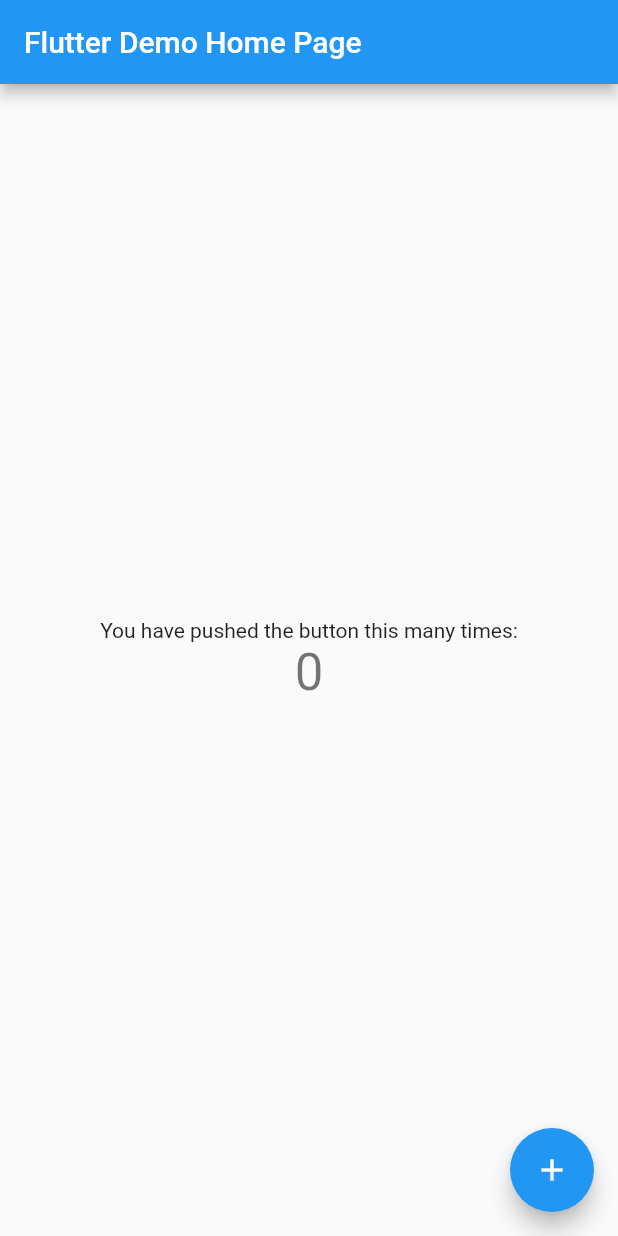
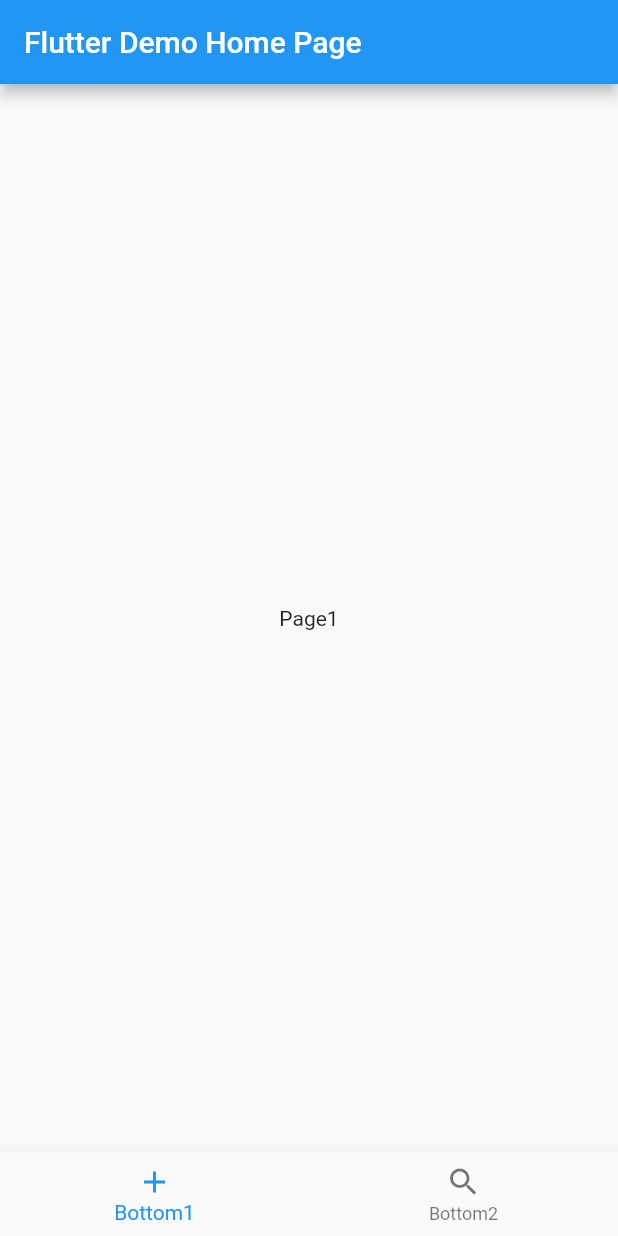
Before and after one commit to ThiagoEvoa/dojo_flutter, a Flutter app: the screen it shows after launch, on a phone screen of 412 x 824 dp. Run offline on Flutter 3.47's test engine with Material 2 defaults, Android fonts, the phone set to English and light mode, and no system bars.

Commit message:
Commit bottom_navigation

```diff
--- a/treinamento_flutter/flutter_app/lib/main.dart
+++ b/treinamento_flutter/flutter_app/lib/main.dart
@@ -1,4 +1,6 @@
 import 'package:flutter/material.dart';
+import 'package:flutter_app/page1.dart';
+import 'package:flutter_app/page2.dart';
 
 void main() => runApp(MyApp());
 
@@ -25,13 +27,8 @@ class MyHomePage extends StatefulWidget {
 }
 
 class _MyHomePageState extends State<MyHomePage> {
-  int _counter = 0;
-
-  void _incrementCounter() {
-    setState(() {
-      _counter++;
-    });
-  }
+  int _selectedItem = 0;
+  List<Widget> pages = [Page1(), Page2()];
 
   @override
   Widget build(BuildContext context) {
@@ -43,20 +40,27 @@ class _MyHomePageState extends State<MyHomePage> {
         child: Column(
           mainAxisAlignment: MainAxisAlignment.center,
           children: <Widget>[
-            Text(
-              'You have pushed the button this many times:',
-            ),
-            Text(
-              '$_counter',
-              style: Theme.of(context).textTheme.display1,
-            ),
+            pages[_selectedItem],
           ],
         ),
       ),
-      floatingActionButton: FloatingActionButton(
-        onPressed: _incrementCounter,
-        tooltip: 'Increment',
-        child: Icon(Icons.add),
+      bottomNavigationBar: BottomNavigationBar(
+        currentIndex: _selectedItem,
+        onTap: (position) {
+          setState(() {
+            _selectedItem = position;
+          });
+        },
+        items: <BottomNavigationBarItem>[
+          BottomNavigationBarItem(
+            icon: Icon(Icons.add),
+            title: Text("Bottom1"),
+          ),
+          BottomNavigationBarItem(
+            icon: Icon(Icons.search),
+            title: Text("Bottom2"),
+          ),
+        ],
       ),
     );
   }
--- /dev/null
+++ b/treinamento_flutter/flutter_app/lib/page1.dart
@@ -0,0 +1,10 @@
+import 'package:flutter/material.dart';
+
+class Page1 extends StatelessWidget {
+  @override
+  Widget build(BuildContext context) {
+    return Center(
+      child: Text("Page1"),
+    );
+  }
+}
--- /dev/null
+++ b/treinamento_flutter/flutter_app/lib/page2.dart
@@ -0,0 +1,10 @@
+import 'package:flutter/material.dart';
+
+class Page2 extends StatelessWidget {
+  @override
+  Widget build(BuildContext context) {
+    return Center(
+      child: Text("Page2"),
+    );
+  }
+}
```
